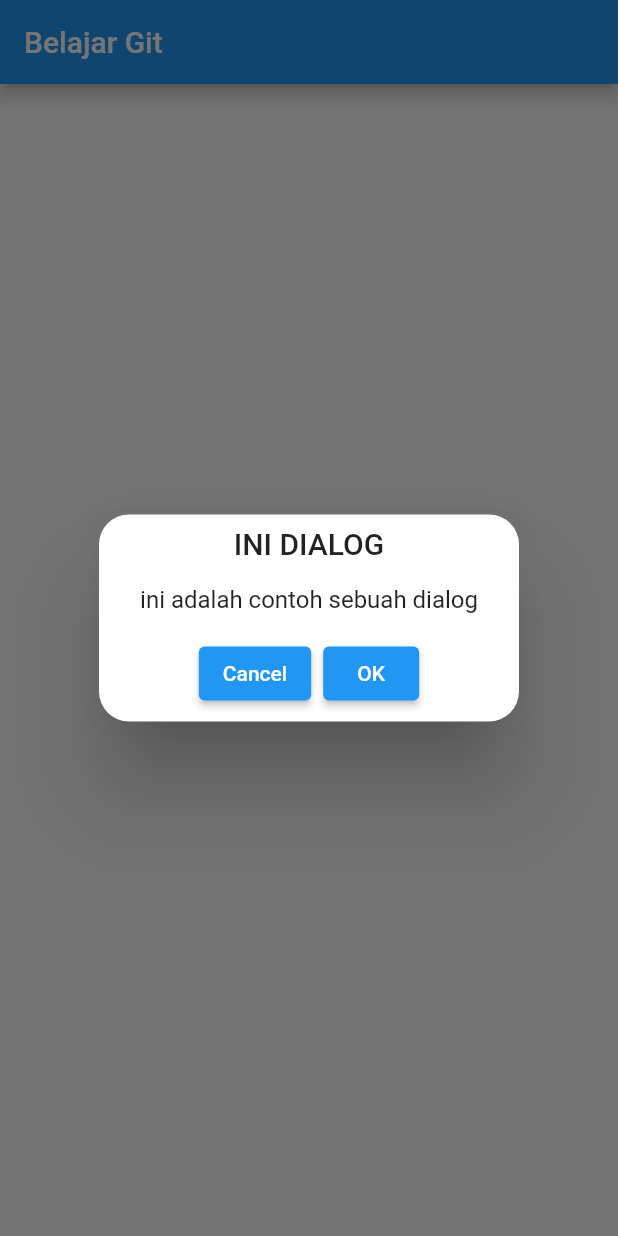
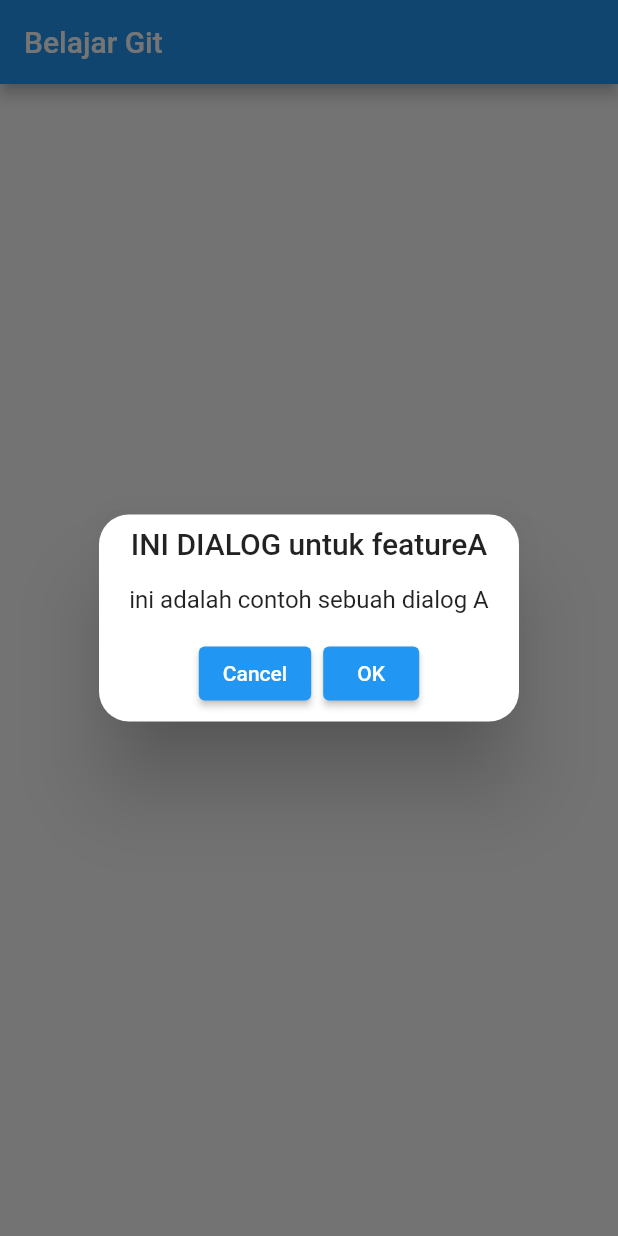
Before and after one commit to khozinnzx/belajar_git, a Flutter app: the screen it shows after launch, after a tap on "Click", on a phone screen of 412 x 824 dp. Run offline on Flutter 3.47's test engine with Material 2 defaults, Android fonts, the phone set to English and light mode, and no system bars; our stand-ins replace get; missing offline and left inert: dart:js.

Commit message:
add featureA

```diff
--- a/lib/main.dart
+++ b/lib/main.dart
@@ -33,8 +33,8 @@ class HomePage extends StatelessWidget {
         child: ElevatedButton(
             onPressed: () {
               Get.defaultDialog(
-                  title: 'INI DIALOG',
-                  middleText: 'ini adalah contoh sebuah dialog',
+                  title: 'INI DIALOG untuk featureA',
+                  middleText: 'ini adalah contoh sebuah dialog A',
                   actions: [
                     ElevatedButton(onPressed: () {}, child: Text('Cancel')),
                     ElevatedButton(onPressed: () {}, child: Text('OK')),
```
